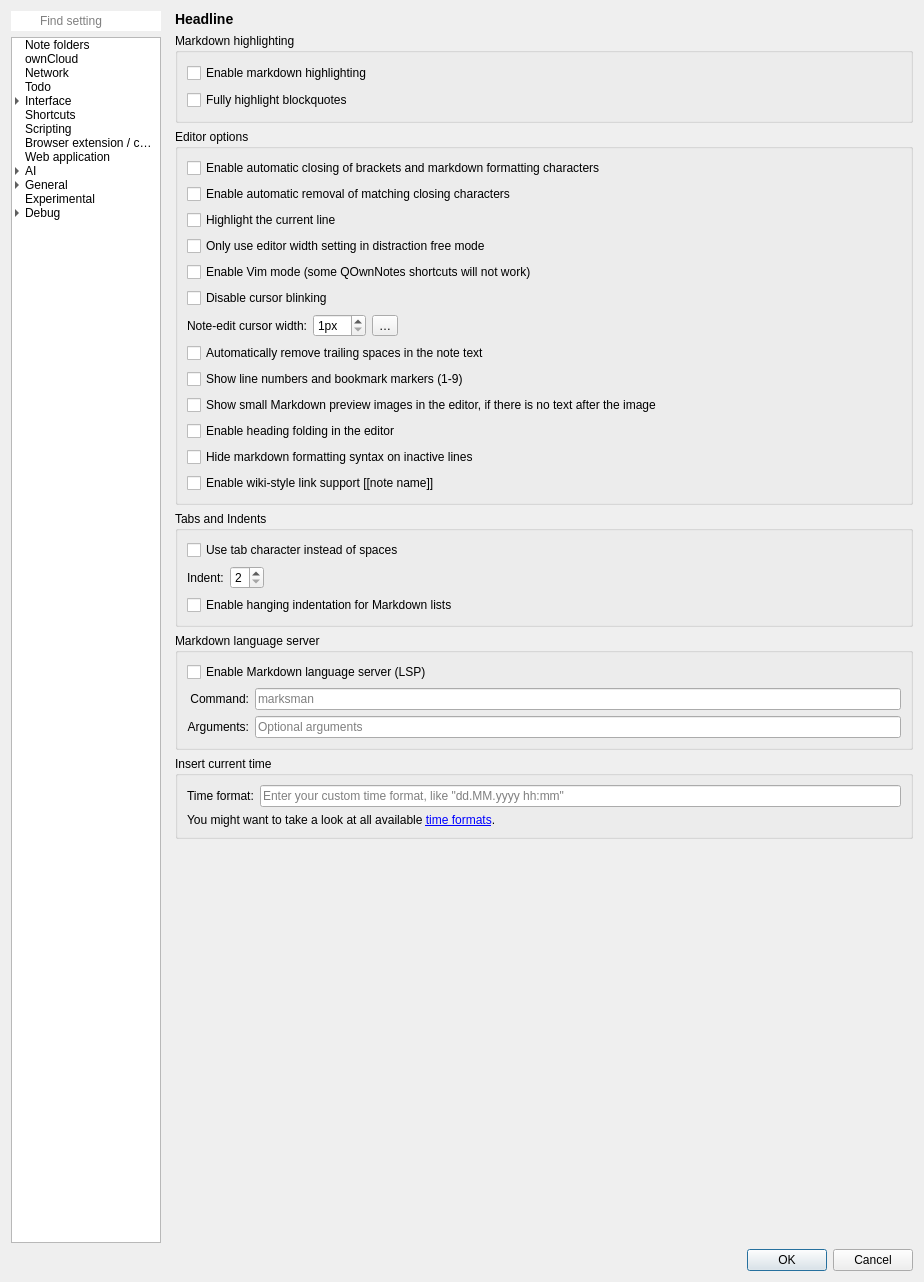
Old version of the form src/dialogs/settingsdialog.ui in the repository dwongdev/QOwnNotes.
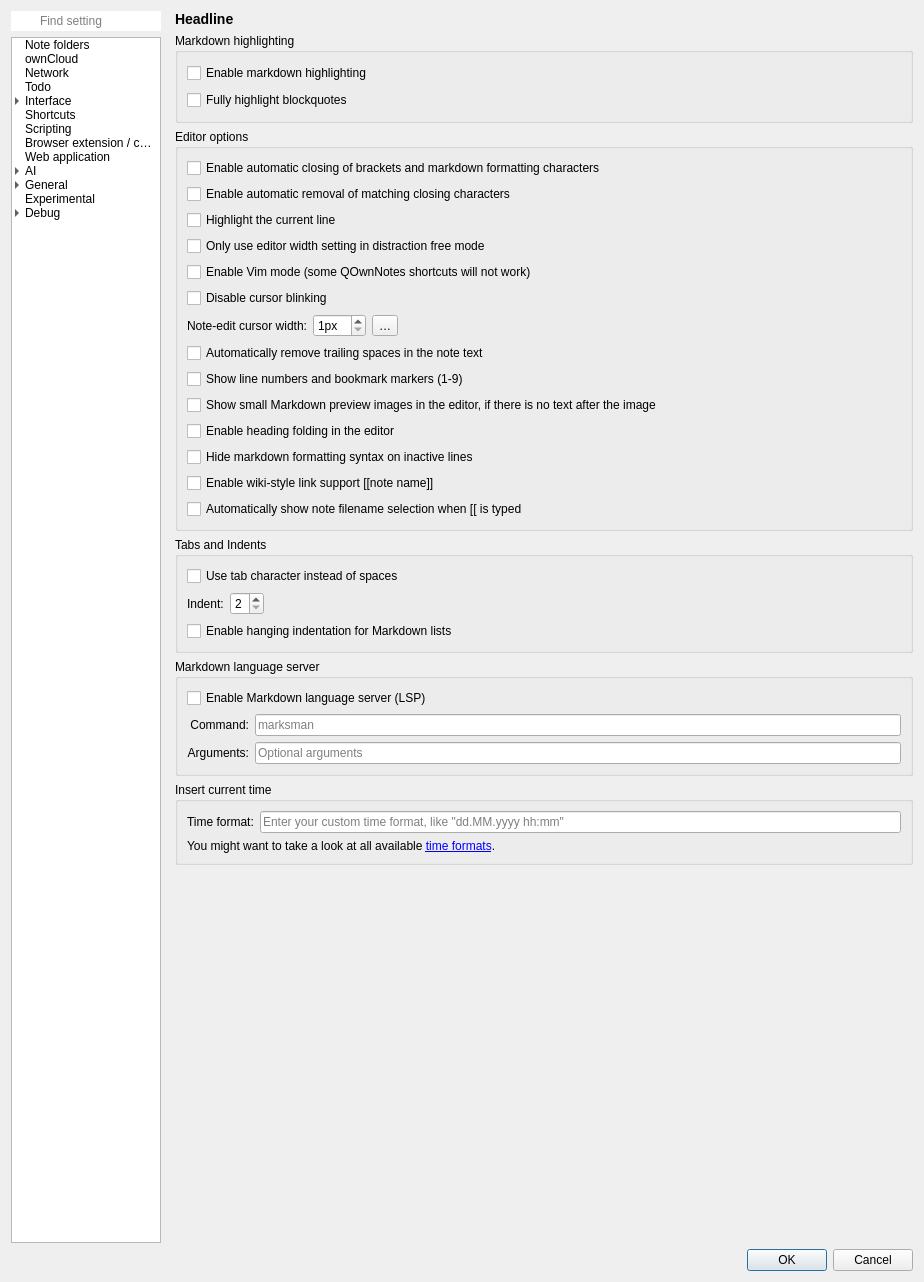
New version of the form. The open tabs and pages were chosen to show the change. Icons and pictures are not drawn. Custom widgets are drawn as their Qt base class.

Commit message: #3552 wiki-links: add setting to show note filename selection, disabled by default

The edit to the form file:
```diff
--- a/src/dialogs/settingsdialog.ui
+++ b/src/dialogs/settingsdialog.ui
@@ -5680,6 +5680,16 @@
                     </property>
                    </widget>
                   </item>
+                   <item row="14" column="0" colspan="4">
+                    <widget class="QCheckBox" name="wikiLinkFileNameAutoSelectCheckBox">
+                     <property name="toolTip">
+                      <string>Automatically show the note filename selection when [[ is typed</string>
+                     </property>
+                     <property name="text">
+                      <string>Automatically show note filename selection when [[ is typed</string>
+                     </property>
+                    </widget>
+                   </item>
                 </layout>
                </widget>
              </item>
```
Lines whose indentation alone changed are shown as unchanged. The commit also changes 3 other files.
